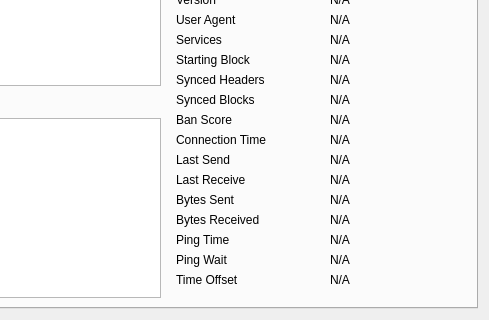
Before: the Qt Designer form src/qt/forms/debugwindow.ui in raffermeko/bitcoin, drawn with Qt 5; both pictures show x 251 to 740 and y 140 to 460 of the 740 by 460 pixel window.
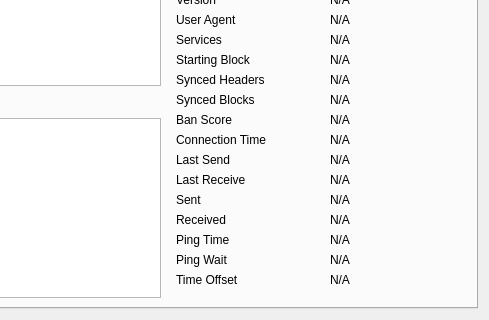
After: the same form once the commit is applied. The open tabs and pages were chosen to show the change. Icons and pictures are not drawn. Custom widgets are drawn as their Qt base class.

Commit message: Improving labels for Sent / Received "Bytes"

```diff
--- a/src/qt/forms/debugwindow.ui
+++ b/src/qt/forms/debugwindow.ui
@@ -1117,7 +1117,7 @@
           <item row="12" column="0">
            <widget class="QLabel" name="label_18">
             <property name="text">
-             <string>Bytes Sent</string>
+             <string>Sent</string>
             </property>
            </widget>
           </item>
@@ -1140,7 +1140,7 @@
           <item row="13" column="0">
            <widget class="QLabel" name="label_20">
             <property name="text">
-             <string>Bytes Received</string>
+             <string>Received</string>
             </property>
            </widget>
           </item>
```
